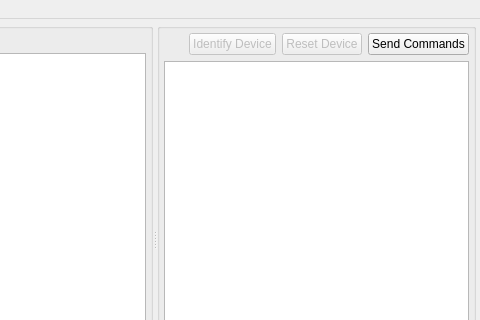
First picture: the form in examples/controller/ui/RDMnetControllerGUI.ui, repository ETCLabs/RDMnet, before the edit; both pictures show x 213 to 693 and y 0 to 320 of the 693 by 480 pixel window.
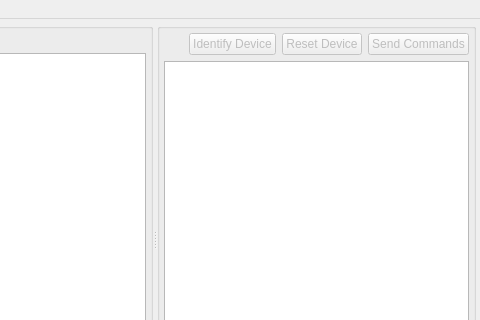
Second picture: the form after the edit.

Commit message: Enable/Disable Arbitrary Command button

Patch:
```diff
--- a/examples/controller/ui/RDMnetControllerGUI.ui
+++ b/examples/controller/ui/RDMnetControllerGUI.ui
@@ -294,6 +294,15 @@
            </item>
            <item>
             <widget class="QPushButton" name="sendCommandsButton">
+             <property name="enabled">
+              <bool>false</bool>
+             </property>
+             <property name="sizePolicy">
+              <sizepolicy hsizetype="Maximum" vsizetype="Fixed">
+               <horstretch>0</horstretch>
+               <verstretch>0</verstretch>
+              </sizepolicy>
+             </property>
              <property name="text">
               <string>Send Commands</string>
              </property>
```
The commit also changes 3 other files.
